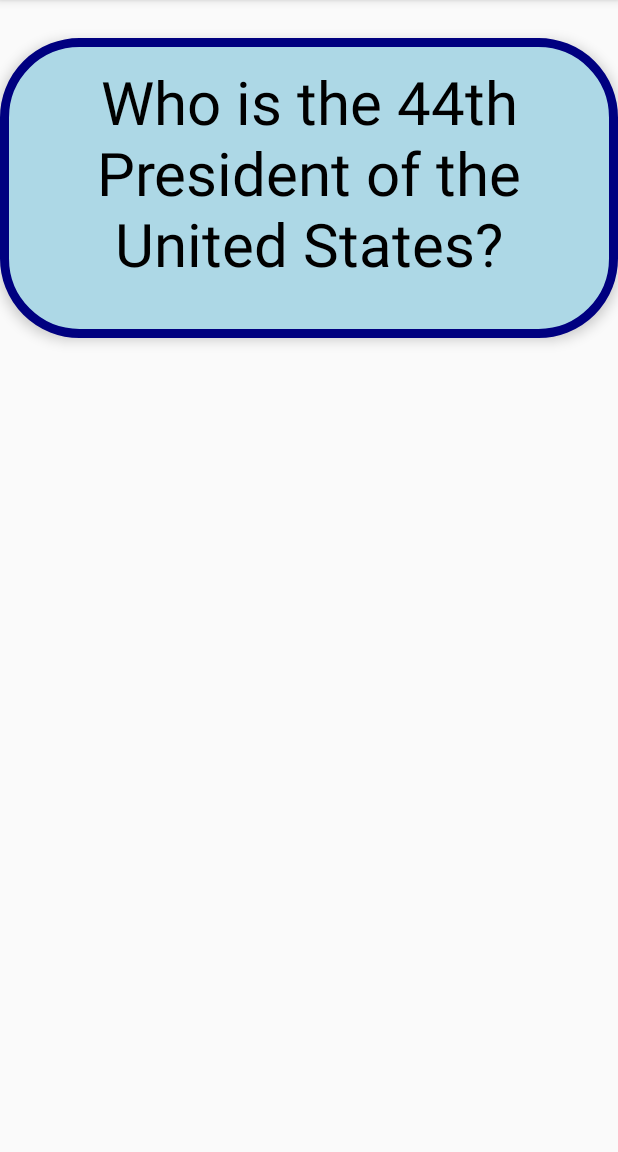
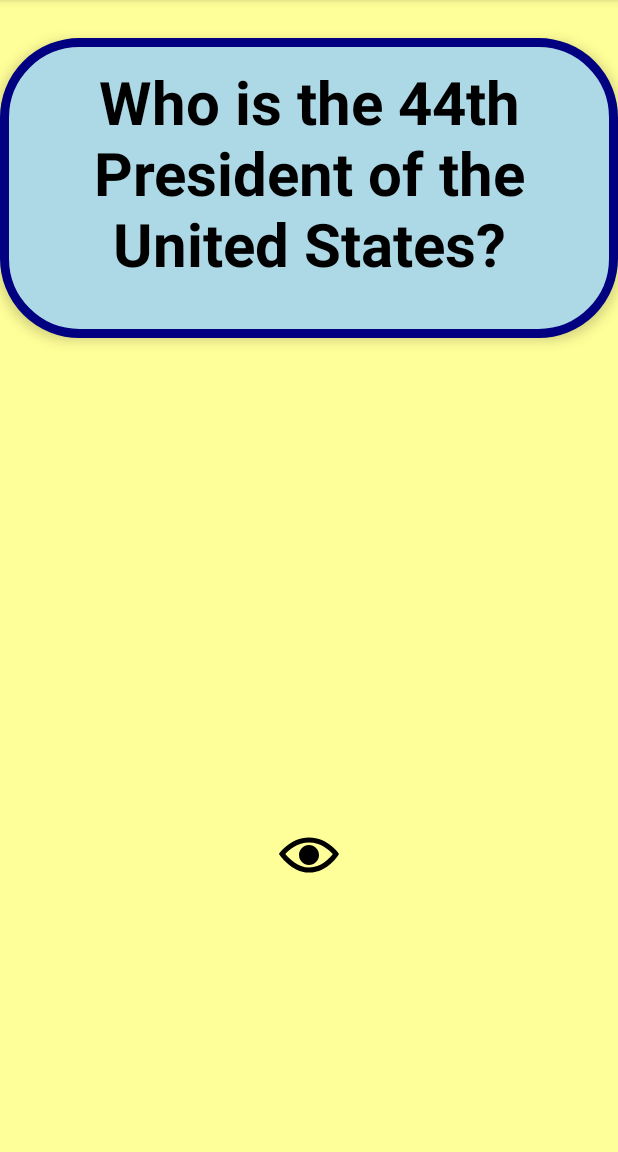
Before and after one commit to kchekuri26/EduCards-0.5, an Android app: the screen it shows after launch (MainActivity), on a phone screen of 412 x 824 dp, the part 84-1236 px from its top. Run offline under Robolectric (Android 15) with nearby library versions, the phone set to English and light mode, and no system bars.

Commit message:
All Done

```diff
--- a/app/src/main/java/com/example/educards/MainActivity.java
+++ b/app/src/main/java/com/example/educards/MainActivity.java
@@ -6,11 +6,14 @@ import android.view.View;
 
 public class MainActivity extends AppCompatActivity {
 
+
+
     @Override
     protected void onCreate(Bundle savedInstanceState) {
         super.onCreate(savedInstanceState);
         setContentView(R.layout.activity_main);
 
+        //Shows the answer on the back of the card when clicked on the question.
         findViewById(R.id.flashcard_question).setOnClickListener(new View.OnClickListener() {
             @Override
             public void onClick(View v) {
@@ -19,6 +22,7 @@ public class MainActivity extends AppCompatActivity {
             }
         });
 
+        //Shows the question on the card when clicked on the answer.
         findViewById(R.id.flashcard_answer).setOnClickListener(new View.OnClickListener() {
             @Override
             public void onClick(View v) {
@@ -26,5 +30,70 @@ public class MainActivity extends AppCompatActivity {
                 findViewById(R.id.flashcard_question).setVisibility(View.VISIBLE);
             }
         });
+
+        findViewById(R.id.showOptions).setOnClickListener(new View.OnClickListener() {
+            @Override
+            public void onClick(View v) {
+                findViewById(R.id.showOptions).setVisibility(View.INVISIBLE);
+                findViewById(R.id.hideOptions).setVisibility(View.VISIBLE);
+                findViewById(R.id.option_one).setVisibility(View.VISIBLE);
+                findViewById(R.id.option_two).setVisibility(View.VISIBLE);
+                findViewById(R.id.option_three).setVisibility(View.VISIBLE);
+            }
+        });
+
+        findViewById(R.id.option_one).setOnClickListener(new View.OnClickListener() {
+            @Override
+            public void onClick(View v) {
+                findViewById(R.id.option_one).setBackgroundColor(getResources().getColor(R.color.colorAccent, null));
+                findViewById(R.id.option_three).setBackgroundColor(getResources().getColor(R.color.colorPrimary, null));
+            }
+        });
+
+        findViewById(R.id.option_two).setOnClickListener(new View.OnClickListener() {
+            @Override
+            public void onClick(View v) {
+                findViewById(R.id.option_two).setBackgroundColor(getResources().getColor(R.color.colorAccent, null));
+                findViewById(R.id.option_three).setBackgroundColor(getResources().getColor(R.color.colorPrimary, null));
+            }
+        });
+
+        findViewById(R.id.option_three).setOnClickListener(new View.OnClickListener() {
+            @Override
+            public void onClick(View v) {
+                findViewById(R.id.option_three).setBackgroundColor(getResources().getColor(R.color.colorPrimary, null));
+            }
+        });
+
+        findViewById(R.id.hideOptions).setOnClickListener(new View.OnClickListener() {
+            @Override
+            public void onClick(View v) {
+                findViewById(R.id.showOptions).setVisibility(View.VISIBLE);
+                findViewById(R.id.hideOptions).setVisibility(View.INVISIBLE);
+                findViewById(R.id.option_one).setVisibility(View.INVISIBLE);
+                findViewById(R.id.option_two).setVisibility(View.INVISIBLE);
+                findViewById(R.id.option_three).setVisibility(View.INVISIBLE);
+            }
+        });
+
+
+        findViewById(R.id.background).setOnClickListener(new View.OnClickListener() {
+            @Override
+            public void onClick(View v) {
+                findViewById(R.id.flashcard_answer).setVisibility(View.INVISIBLE);
+                findViewById(R.id.flashcard_question).setVisibility(View.VISIBLE);
+                findViewById(R.id.option_one).setBackground(getDrawable(R.drawable.option_background));
+                findViewById(R.id.option_two).setBackground(getDrawable(R.drawable.option_background));
+                findViewById(R.id.option_three).setBackground(getDrawable(R.drawable.option_background));
+
+            }
+        });
+
+
+
+
+
+
+
     }
 }
--- /dev/null
+++ b/app/src/main/res/drawable/ic_iconmonstr_eye_5.xml
@@ -0,0 +1,9 @@
+<vector xmlns:android="http://schemas.android.com/apk/res/android"
+    android:width="24dp"
+    android:height="24dp"
+    android:viewportWidth="24"
+    android:viewportHeight="24">
+  <path
+      android:fillColor="#FF000000"
+      android:pathData="M12.015,7c4.751,0 8.063,3.012 9.504,4.636 -1.401,1.837 -4.713,5.364 -9.504,5.364 -4.42,0 -7.93,-3.536 -9.478,-5.407 1.493,-1.647 4.817,-4.593 9.478,-4.593zM12.015,5c-7.569,0 -12.015,6.551 -12.015,6.551s4.835,7.449 12.015,7.449c7.733,0 11.985,-7.449 11.985,-7.449s-4.291,-6.551 -11.985,-6.551zM12,8c-2.209,0 -4,1.792 -4,4 0,2.209 1.791,4 4,4s4,-1.791 4,-4c0,-2.208 -1.791,-4 -4,-4z"/>
+</vector>
--- /dev/null
+++ b/app/src/main/res/drawable/ic_iconmonstr_eye_8.xml
@@ -0,0 +1,9 @@
+<vector xmlns:android="http://schemas.android.com/apk/res/android"
+    android:width="24dp"
+    android:height="24dp"
+    android:viewportWidth="24"
+    android:viewportHeight="24">
+  <path
+      android:fillColor="#FF000000"
+      android:pathData="M19.604,2.562l-3.346,3.137c-1.27,-0.428 -2.686,-0.699 -4.243,-0.699 -7.569,0 -12.015,6.551 -12.015,6.551s1.928,2.951 5.146,5.138l-2.911,2.909 1.414,1.414 17.37,-17.035 -1.415,-1.415zM13.588,8.341c-3.288,-1.453 -6.681,1.908 -5.265,5.206l-1.726,1.707c-1.814,-1.16 -3.225,-2.65 -4.06,-3.66 1.493,-1.648 4.817,-4.594 9.478,-4.594 0.927,0 1.796,0.119 2.61,0.315l-1.037,1.026zM10.705,15.772l5.09,-4.993c1.017,3.111 -2.003,6.067 -5.09,4.993zM24,11.551s-4.252,7.449 -11.985,7.449c-1.379,0 -2.662,-0.291 -3.851,-0.737l1.614,-1.583c0.715,0.193 1.458,0.32 2.237,0.32 4.791,0 8.104,-3.527 9.504,-5.364 -0.729,-0.822 -1.956,-1.99 -3.587,-2.952l1.489,-1.46c2.982,1.9 4.579,4.327 4.579,4.327z"/>
+</vector>
--- /dev/null
+++ b/app/src/main/res/drawable/option_background.xml
@@ -0,0 +1,7 @@
+<?xml version="1.0" encoding="utf-8"?>
+<shape xmlns:android="http://schemas.android.com/apk/res/android"
+    android:shape="rectangle">
+    <corners android:radius="50dp" />
+    <stroke android:color="#000000" android:width="6dp" />
+    <solid android:color="#b2994b" />
+</shape>
--- a/app/src/main/res/layout/activity_main.xml
+++ b/app/src/main/res/layout/activity_main.xml
@@ -1,10 +1,11 @@
 <?xml version="1.0" encoding="utf-8"?>
-<RelativeLayout
-    xmlns:android="http://schemas.android.com/apk/res/android"
+<RelativeLayout xmlns:android="http://schemas.android.com/apk/res/android"
+    xmlns:app="http://schemas.android.com/apk/res-auto"
     xmlns:tools="http://schemas.android.com/tools"
-    xmlns:app="http://schemas.android.com/apk/res-auto"
+    android:id="@+id/background"
     android:layout_width="match_parent"
     android:layout_height="match_parent"
+    android:background="#FFFF99"
     tools:context=".MainActivity">
 
 
@@ -16,10 +17,11 @@
         android:background="@drawable/question_background"
         android:elevation="5dp"
         android:padding="15dp"
-        android:text="Who is the 44th President of the United States?"
+        android:text="@string/question1"
         android:textAlignment="center"
         android:textColor="#000000"
         android:textSize="40sp"
+        android:textStyle="bold"
         tools:layout_editor_absoluteX="176dp"
         tools:layout_editor_absoluteY="118dp" />
 
@@ -31,9 +33,63 @@
         android:background="@drawable/answer_background"
         android:elevation="5dp"
         android:padding="50dp"
-        android:text="Barack Obama"
+        android:text="@string/answer1"
         android:textAlignment="center"
         android:textColor="#000000"
         android:textSize="40sp"
+        android:textStyle="bold"
         android:visibility="invisible" />
+
+    <TextView
+        android:id="@+id/option_one"
+        android:layout_width="match_parent"
+        android:layout_height="50dp"
+        android:layout_marginTop="300dp"
+        android:background="@drawable/option_background"
+        android:text="@string/option1"
+        android:textAlignment="center"
+        android:textSize="30sp"
+        android:textStyle="bold"
+        android:visibility="invisible" />
+
+    <TextView
+        android:id="@+id/option_two"
+        android:layout_width="match_parent"
+        android:layout_height="50dp"
+        android:layout_marginTop="375dp"
+        android:background="@drawable/option_background"
+        android:text="@string/option2"
+        android:textAlignment="center"
+        android:textSize="30sp"
+        android:textStyle="bold"
+        android:visibility="invisible" />
+
+    <TextView
+        android:id="@+id/option_three"
+        android:layout_width="match_parent"
+        android:layout_height="50dp"
+        android:layout_marginTop="450dp"
+        android:background="@drawable/option_background"
+        android:text="@string/answer1"
+        android:textAlignment="center"
+        android:textSize="30sp"
+        android:textStyle="bold"
+        android:visibility="invisible" />
+
+    <ImageView
+        android:id="@+id/hideOptions"
+        android:layout_width="40dp"
+        android:layout_height="40dp"
+        android:layout_centerHorizontal="true"
+        android:layout_marginTop="550dp"
+        android:visibility="invisible"
+        app:srcCompat="@drawable/ic_iconmonstr_eye_8" />
+
+    <ImageView
+        android:id="@+id/showOptions"
+        android:layout_width="40dp"
+        android:layout_height="40dp"
+        android:layout_centerHorizontal="true"
+        android:layout_marginTop="550dp"
+        app:srcCompat="@drawable/ic_iconmonstr_eye_5" />
 </RelativeLayout>
--- a/app/src/main/res/values/strings.xml
+++ b/app/src/main/res/values/strings.xml
@@ -1,3 +1,7 @@
 <resources>
     <string name="app_name">EduCards</string>
+    <string name="answer1">Barack Obama</string>
+    <string name="question1">Who is the 44th President of the United States?</string>
+    <string name="option1">Bill Clinton</string>
+    <string name="option2">George H. W. Bush</string>
 </resources>
```
